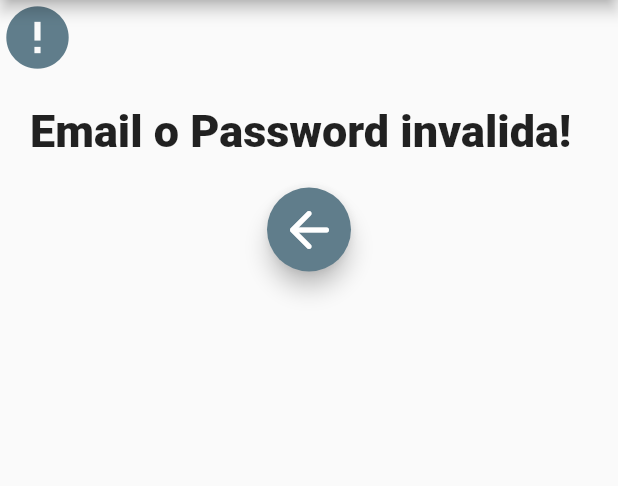
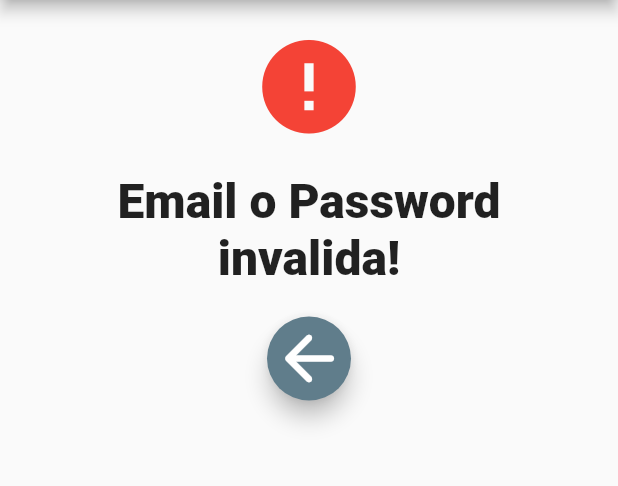
Before and after one commit to Progxy/fdmApp, a Flutter app: the ErrorPage screen opened directly, on a phone screen of 412 x 824 dp, the part 84-570 px from its top. Run offline on Flutter 3.47's test engine with Material 2 defaults, Android fonts, the phone set to English and light mode, and no system bars; our stand-ins replace bordered_text, carousel_slider, cloud_firestore, datetime_picker_formfield, firebase_auth, firebase_core and 5 more; missing offline and left inert: mailer2; accounts and stored records are empty.

Commit message:
fixing errorpage ui

```diff
--- a/lib/screens/login/errorpage.dart
+++ b/lib/screens/login/errorpage.dart
@@ -17,17 +17,24 @@ class ErrorPage extends StatelessWidget {
         mainAxisAlignment: MainAxisAlignment.start,
         crossAxisAlignment: CrossAxisAlignment.start,
         children: [
-          Icon(
-            Icons.error,
-            size: 50.0,
-            color: Colors.blueGrey,
+          Center(
+            child: Padding(
+              padding: const EdgeInsets.only(
+                top: 20.0,
+              ),
+              child: Icon(
+                Icons.error,
+                size: 75.0,
+                color: Colors.red,
+              ),
+            ),
           ),
           Padding(
             padding: const EdgeInsets.all(20.0),
             child: Text(
               "Email o Password invalida!",
               style: TextStyle(
-                fontSize: 30,
+                fontSize: 32,
                 fontWeight: FontWeight.w800,
               ),
               textAlign: TextAlign.center,
@@ -42,7 +49,7 @@ class ErrorPage extends StatelessWidget {
               },
               child: Icon(
                 Icons.arrow_back_rounded,
-                size: 40.0,
+                size: 50.0,
               ),
               backgroundColor: Colors.blueGrey,
             ),
```
